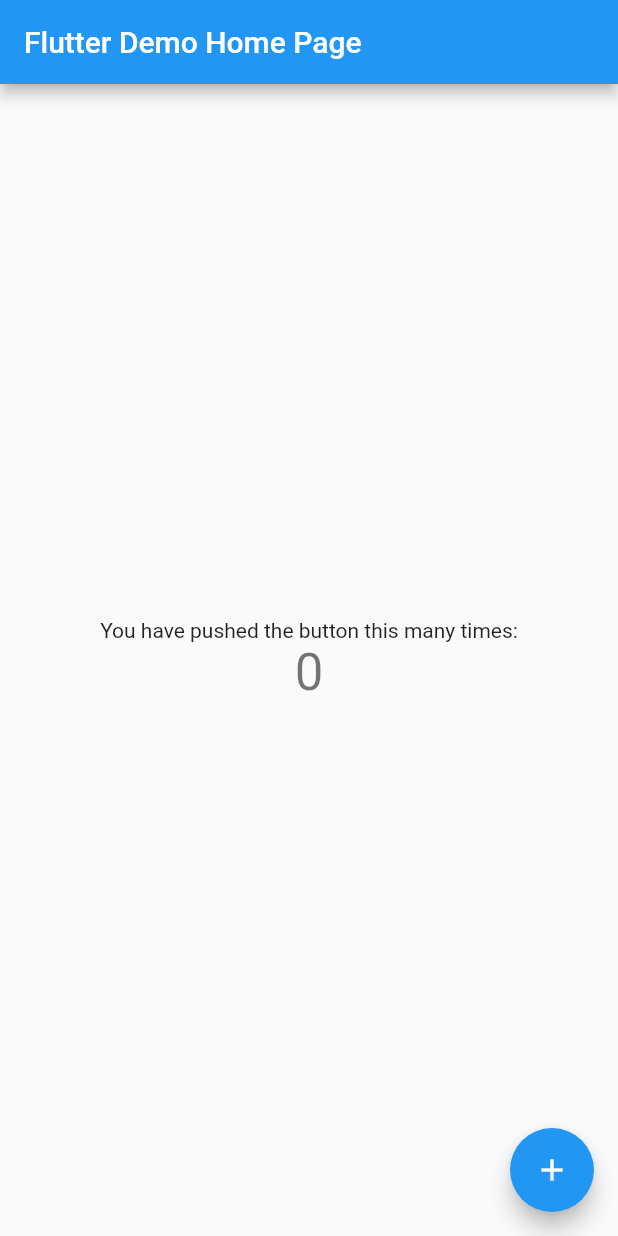
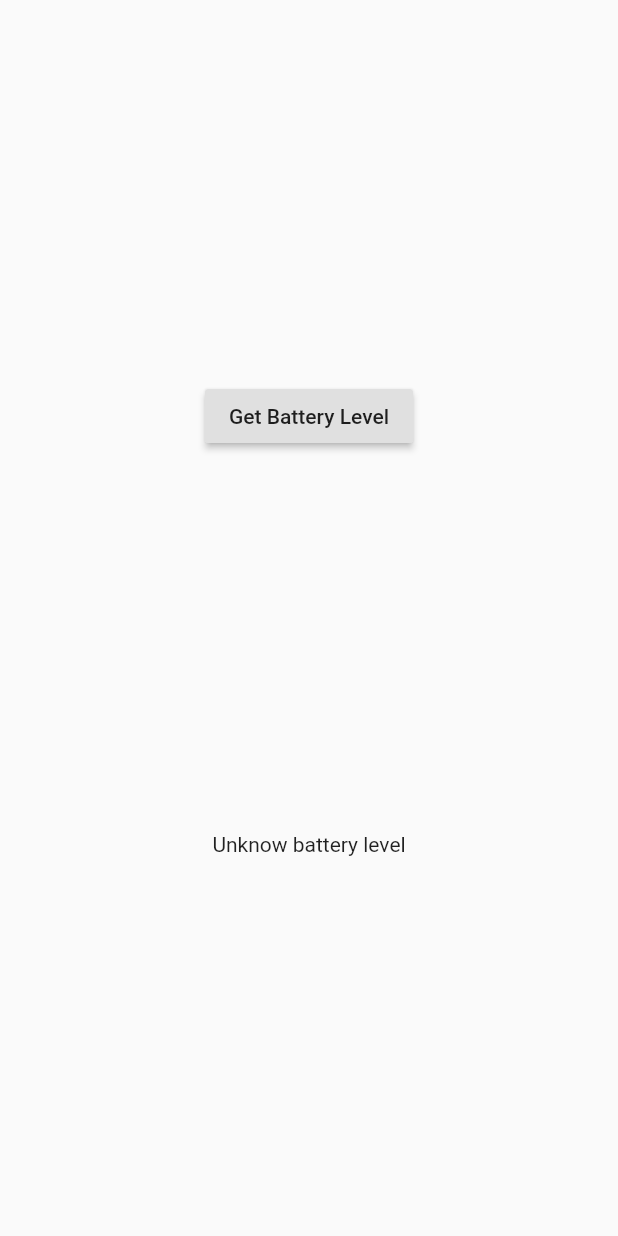
Before and after one commit to Deep27/batterylevel, a Flutter app: the screen it shows after launch, on a phone screen of 412 x 824 dp. Run offline on Flutter 3.47's test engine with Material 2 defaults, Android fonts, the phone set to English and light mode, and no system bars.

Commit message:
Completed example.

```diff
--- /dev/null
+++ b/lib/home_page.dart
@@ -0,0 +1,47 @@
+import 'package:flutter/material.dart';
+import 'package:flutter/services.dart';
+
+class MyHomePage extends StatefulWidget {
+  MyHomePage({Key key, this.title}) : super(key: key);
+  final String title;
+
+  @override
+  _MyHomePageState createState() => _MyHomePageState();
+}
+
+class _MyHomePageState extends State<MyHomePage> {
+  static const platform = const MethodChannel('samples.flutter.dev/battery');
+
+  String _batteryLevel = 'Unknow battery level';
+
+  Future<void> _getBatteryLevel() async {
+    String batteryLevel;
+    try {
+      final int result = await platform.invokeMethod('getBatteryLevel');
+      batteryLevel = 'Battery level at $result % .';
+    } on PlatformException catch (e) {
+      batteryLevel = "Failed to get battery level: '${e.message}'";
+    }
+
+    setState(() {
+      _batteryLevel = batteryLevel;
+    });
+  }
+
+  @override
+  Widget build(BuildContext context) {
+    return Material(
+      child: Center(
+          child: Column(
+        mainAxisAlignment: MainAxisAlignment.spaceEvenly,
+        children: <Widget>[
+          RaisedButton(
+            child: Text('Get Battery Level'),
+            onPressed: _getBatteryLevel,
+          ),
+          Text(_batteryLevel)
+        ],
+      )),
+    );
+  }
+}
--- a/lib/main.dart
+++ b/lib/main.dart
@@ -1,111 +1,17 @@
+import 'package:batterylevel/home_page.dart';
 import 'package:flutter/material.dart';
 
 void main() => runApp(MyApp());
 
 class MyApp extends StatelessWidget {
-  // This widget is the root of your application.
   @override
   Widget build(BuildContext context) {
     return MaterialApp(
       title: 'Flutter Demo',
       theme: ThemeData(
-        // This is the theme of your application.
-        //
-        // Try running your application with "flutter run". You'll see the
-        // application has a blue toolbar. Then, without quitting the app, try
-        // changing the primarySwatch below to Colors.green and then invoke
-        // "hot reload" (press "r" in the console where you ran "flutter run",
-        // or simply save your changes to "hot reload" in a Flutter IDE).
-        // Notice that the counter didn't reset back to zero; the application
-        // is not restarted.
         primarySwatch: Colors.blue,
       ),
       home: MyHomePage(title: 'Flutter Demo Home Page'),
     );
   }
 }
-
-class MyHomePage extends StatefulWidget {
-  MyHomePage({Key key, this.title}) : super(key: key);
-
-  // This widget is the home page of your application. It is stateful, meaning
-  // that it has a State object (defined below) that contains fields that affect
-  // how it looks.
-
-  // This class is the configuration for the state. It holds the values (in this
-  // case the title) provided by the parent (in this case the App widget) and
-  // used by the build method of the State. Fields in a Widget subclass are
-  // always marked "final".
-
-  final String title;
-
-  @override
-  _MyHomePageState createState() => _MyHomePageState();
-}
-
-class _MyHomePageState extends State<MyHomePage> {
-  int _counter = 0;
-
-  void _incrementCounter() {
-    setState(() {
-      // This call to setState tells the Flutter framework that something has
-      // changed in this State, which causes it to rerun the build method below
-      // so that the display can reflect the updated values. If we changed
-      // _counter without calling setState(), then the build method would not be
-      // called again, and so nothing would appear to happen.
-      _counter++;
-    });
-  }
-
-  @override
-  Widget build(BuildContext context) {
-    // This method is rerun every time setState is called, for instance as done
-    // by the _incrementCounter method above.
-    //
-    // The Flutter framework has been optimized to make rerunning build methods
-    // fast, so that you can just rebuild anything that needs updating rather
-    // than having to individually change instances of widgets.
-    return Scaffold(
-      appBar: AppBar(
-        // Here we take the value from the MyHomePage object that was created by
-        // the App.build method, and use it to set our appbar title.
-        title: Text(widget.title),
-      ),
-      body: Center(
-        // Center is a layout widget. It takes a single child and positions it
-        // in the middle of the parent.
-        child: Column(
-          // Column is also a layout widget. It takes a list of children and
-          // arranges them vertically. By default, it sizes itself to fit its
-          // children horizontally, and tries to be as tall as its parent.
-          //
-          // Invoke "debug painting" (press "p" in the console, choose the
-          // "Toggle Debug Paint" action from the Flutter Inspector in Android
-          // Studio, or the "Toggle Debug Paint" command in Visual Studio Code)
-          // to see the wireframe for each widget.
-          //
-          // Column has various properties to control how it sizes itself and
-          // how it positions its children. Here we use mainAxisAlignment to
-          // center the children vertically; the main axis here is the vertical
-          // axis because Columns are vertical (the cross axis would be
-          // horizontal).
-          mainAxisAlignment: MainAxisAlignment.center,
-          children: <Widget>[
-            Text(
-              'You have pushed the button this many times:',
-            ),
-            Text(
-              '$_counter',
-              style: Theme.of(context).textTheme.display1,
-            ),
-          ],
-        ),
-      ),
-      floatingActionButton: FloatingActionButton(
-        onPressed: _incrementCounter,
-        tooltip: 'Increment',
-        child: Icon(Icons.add),
-      ), // This trailing comma makes auto-formatting nicer for build methods.
-    );
-  }
-}
```
Also changed, not shown: 1 other file.
